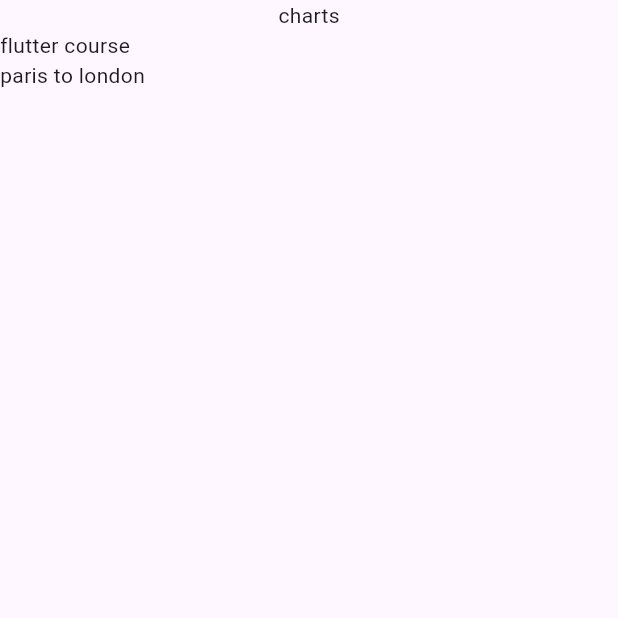
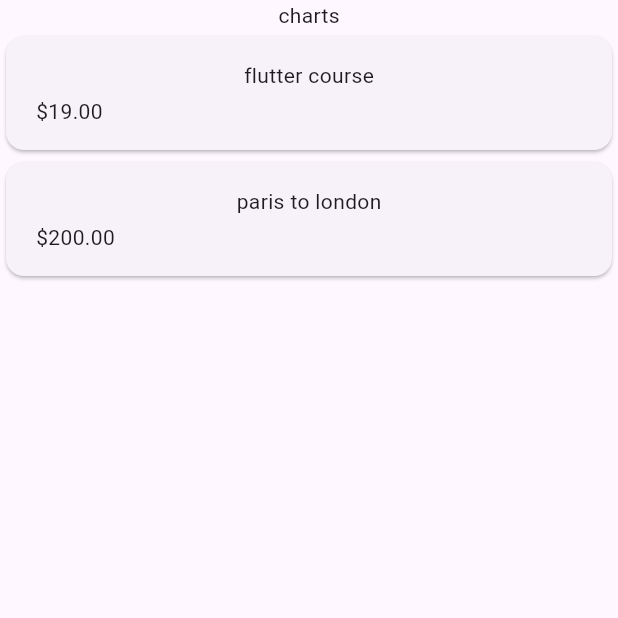
Before and after one commit to henok-ab/expense_tracker, a Flutter app: the screen it shows after launch, on a phone screen of 412 x 824 dp, the top half of it. Run offline on Flutter 3.47's test engine with Material 3 defaults, Android fonts, the phone set to English and light mode, and no system bars.

Commit message:
add card widget that more flexible

```diff
--- a/lib/widgets/expenseList.dart
+++ b/lib/widgets/expense_List/expense_List.dart
@@ -1,4 +1,5 @@
 import "package:expense_tracker/models/expense.dart";
+import "package:expense_tracker/widgets/expense_List/expense_item.dart";
 import "package:flutter/material.dart";
 
 /*this widget is stateless because only render re genrated data from expensesList class*/
@@ -10,7 +11,7 @@ class ExpensesList extends StatelessWidget {
   Widget build(BuildContext context) {
     return ListView.builder(
         itemCount: expenses.length,
-        itemBuilder: (context, index) => Text(expenses[index].title));
+        itemBuilder: (context, index) => ExpensesItem(expenses[index]));
   }
 }
 //ListView() used for scrollable only
--- /dev/null
+++ b/lib/widgets/expense_List/expense_item.dart
@@ -0,0 +1,29 @@
+import 'package:expense_tracker/models/expense.dart';
+import 'package:flutter/material.dart';
+
+class ExpensesItem extends StatelessWidget {
+  const ExpensesItem(this.expense, {super.key});
+  final Expense expense;
+  @override
+  Widget build(BuildContext context) {
+    return Card(
+      child: Padding(
+        padding: const EdgeInsets.symmetric(vertical: 16, horizontal: 20),
+        child: Column(
+          children: [
+            Text(expense.title),
+            const SizedBox(height: 4),
+            Row(
+              children: [
+                Text('\$${expense.amount.toStringAsFixed(2)}'),
+              ],
+            ),
+          ],
+        ),
+      ),
+    );
+  }
+}
+/*Column(
+        children: [Text(expense.title),],
+      ), */
--- a/lib/widgets/expenses.dart
+++ b/lib/widgets/expenses.dart
@@ -1,5 +1,5 @@
 import 'package:expense_tracker/models/expense.dart';
-import 'package:expense_tracker/widgets/expenseList.dart';
+import 'package:expense_tracker/widgets/expense_List/expense_List.dart';
 import 'package:flutter/material.dart';
 
 class Expenses extends StatefulWidget {
```
